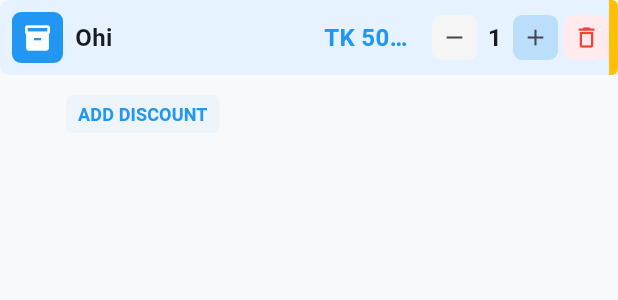
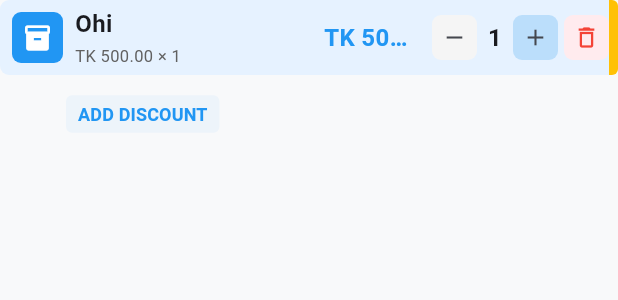
Before and after one commit to mashkurulalamohi37/pos_sytem, a Flutter app: the CartItemWidget widget shown alone on an empty page, opened directly with sample values from the repository, on a phone screen of 412 x 824 dp. Shown: the top 300 px of the screen. Run offline on Flutter 3.47's test engine with Material 3 defaults, Android fonts, the light colour scheme and no system bars; our stand-ins replace cloud_firestore, csv, drift, equatable, file_picker, firebase_auth and 6 more; missing offline and left inert: dart:html, mobile_scanner, window_size; accounts and stored records are empty; generated files the repository leaves out were written again.

Commit message:
Fix sale processing: Update Firestore security rules compatibility and add unit price display in cart

```diff
--- a/lib/presentation/screens/pos/direct_cart_screen.dart
+++ b/lib/presentation/screens/pos/direct_cart_screen.dart
@@ -808,7 +808,7 @@ class CartItemWidget extends ConsumerWidget {
                         ),
                         SizedBox(width: kIsWeb ? 6 : 8),
 
-                        // Product Info - Name and tax info
+                        // Product Info - Name, price, and tax info
                         Expanded(
                           child: Column(
                             crossAxisAlignment: CrossAxisAlignment.start,
@@ -823,6 +823,14 @@ class CartItemWidget extends ConsumerWidget {
                                 ),
                                 overflow: TextOverflow.ellipsis,
                                 maxLines: 1,
+                              ),
+                              const SizedBox(height: 2),
+                              Text(
+                                'TK ${item.unitPrice.toStringAsFixed(2)} × ${item.quantity}',
+                                style: TextStyle(
+                                  fontSize: kIsWeb ? 10 : 11,
+                                  color: Colors.grey.shade700,
+                                ),
                               ),
                               if (item.taxRates.isNotEmpty)
                                 Text(
```
